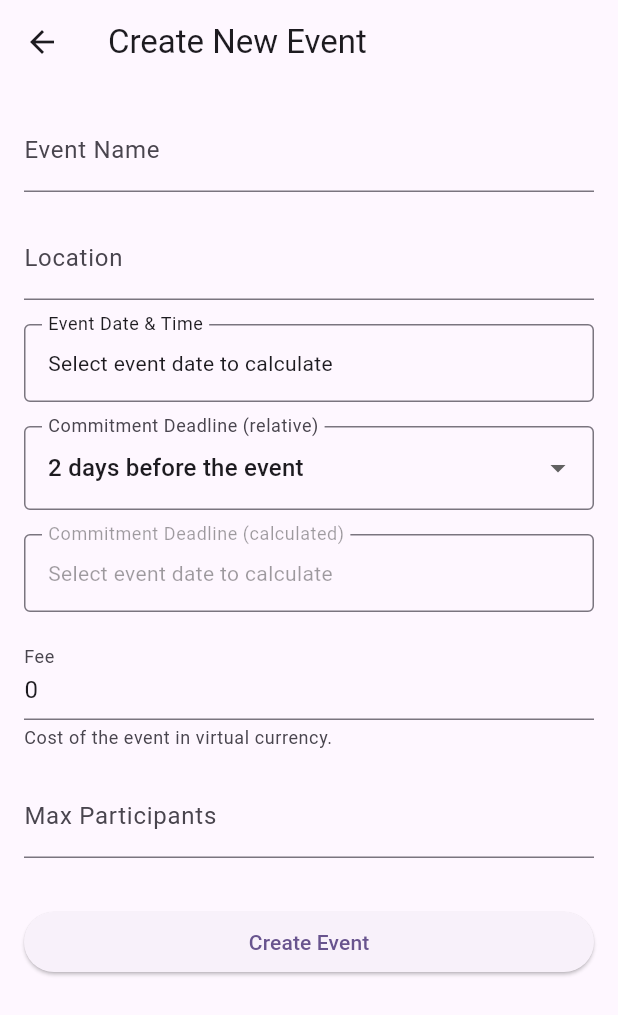
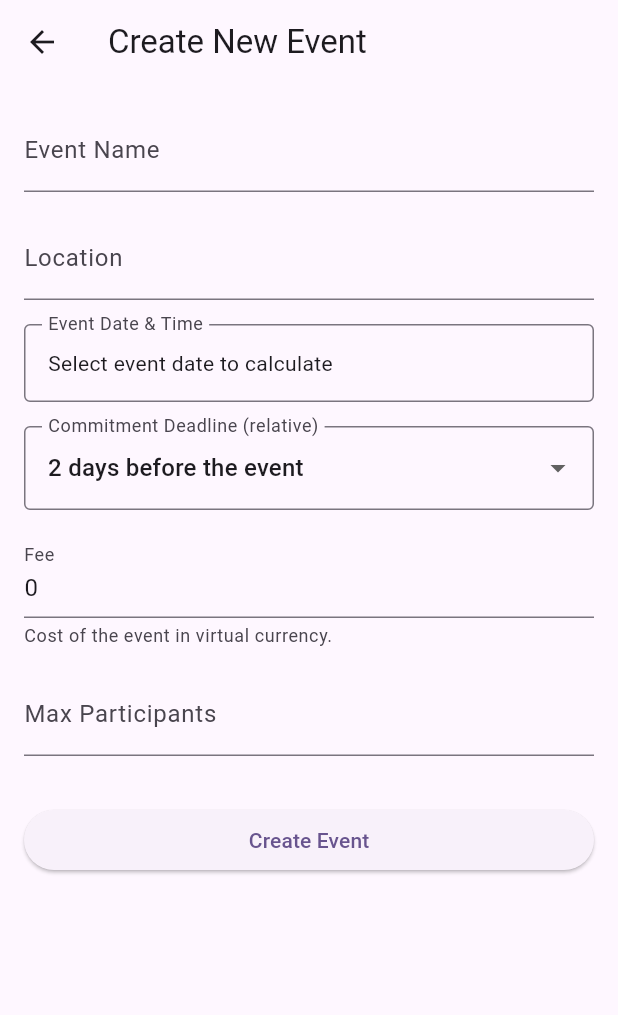
Before and after one commit to amitrke/getspot, a Flutter app: the CreateEventScreen screen opened directly with empty values, on a phone screen of 412 x 824 dp. Shown: the top 1015 px of the screen. Run offline on Flutter 3.47's test engine with Material 3 defaults, Android fonts, the phone set to English and light mode, and no system bars; our stand-ins replace cloud_firestore, cloud_functions, firebase_auth, firebase_core, firebase_messaging, flutter_local_notifications and 3 more; accounts and stored records are empty; network calls fail.

Commit message:
fix: Refactor commitment deadline picker for improved consistency and clarity

```diff
--- a/lib/screens/create_event_screen.dart
+++ b/lib/screens/create_event_screen.dart
@@ -319,22 +319,15 @@ class _CreateEventScreenState extends State<CreateEventScreen> {
                 ),
                 const SizedBox(height: 16),
                 if (_deadlineOption == CommitmentDeadlineOption.custom)
-                  _buildDateTimePicker(
-                    label: 'Commitment Deadline',
-                    date: _deadlineDate,
-                    time: _deadlineTime,
-                    onTap: () => _pickDateTime(isEvent: false),
-                  )
-                else
-                  // Show the calculated deadline in a disabled picker for consistency
-                  _buildDateTimePicker(
-                    label: 'Commitment Deadline (calculated)',
-                    date: _deadlineDate,
-                    time: _deadlineTime,
-                    onTap: () {}, // No action when tapped
-                    enabled: false,
+                  Padding(
+                    padding: const EdgeInsets.only(bottom: 16.0),
+                    child: _buildDateTimePicker(
+                      label: 'Commitment Deadline',
+                      date: _deadlineDate,
+                      time: _deadlineTime,
+                      onTap: () => _pickDateTime(isEvent: false),
+                    ),
                   ),
-                const SizedBox(height: 16),
                 TextFormField(
                   controller: _feeController,
                   decoration: const InputDecoration(
@@ -384,7 +377,6 @@ class _CreateEventScreenState extends State<CreateEventScreen> {
     DateTime? date,
     TimeOfDay? time,
     required VoidCallback onTap,
-    bool enabled = true, // Add enabled parameter
   }) {
     final formattedDate = date != null ? DateFormat.yMMMd().format(date) : '';
     final formattedTime = time != null ? time.format(context) : '';
@@ -393,25 +385,14 @@ class _CreateEventScreenState extends State<CreateEventScreen> {
         : 'Select event date to calculate';
 
     return InkWell(
-      onTap: enabled ? onTap : null, // Disable tap if not enabled
+      onTap: onTap,
       child: InputDecorator(
         decoration: InputDecoration(
           labelText: label,
           border: const OutlineInputBorder(),
-          // Dim the text color if disabled
-          labelStyle: TextStyle(
-            color: enabled
-                ? Theme.of(context).textTheme.bodyLarge?.color
-                : Theme.of(context).disabledColor,
-          ),
         ),
         child: Text(
           value.isEmpty ? 'Select a date and time' : value,
-          style: TextStyle(
-            color: enabled
-                ? Theme.of(context).textTheme.bodyLarge?.color
-                : Theme.of(context).disabledColor,
-          ),
         ),
       ),
     );
```
